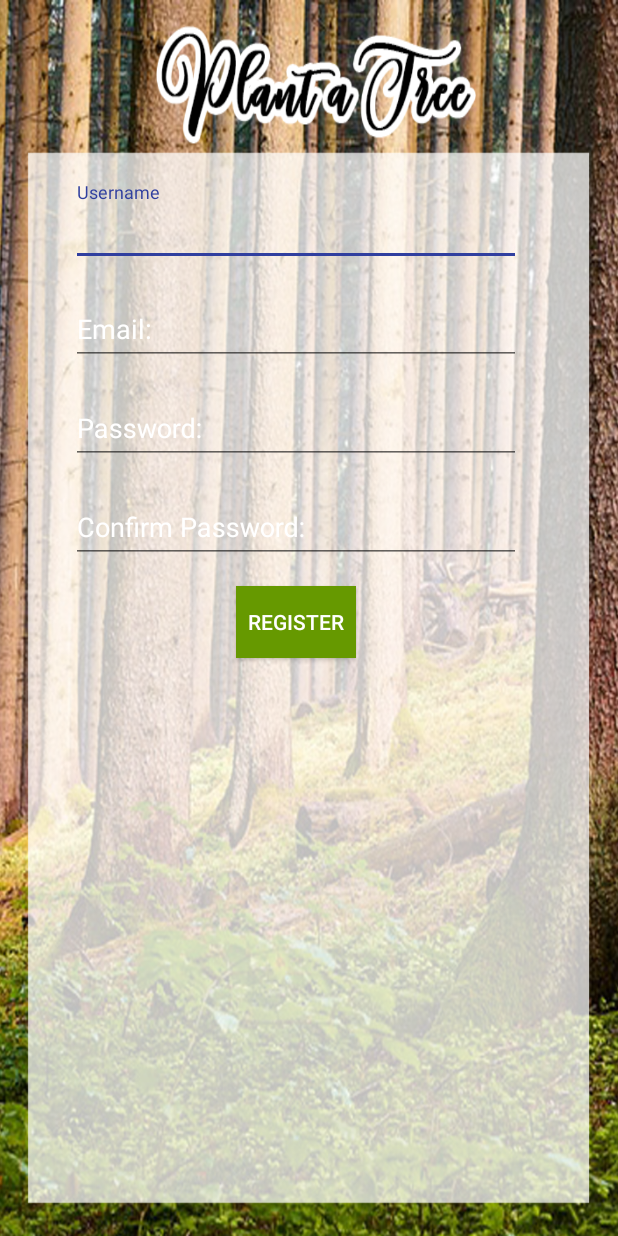
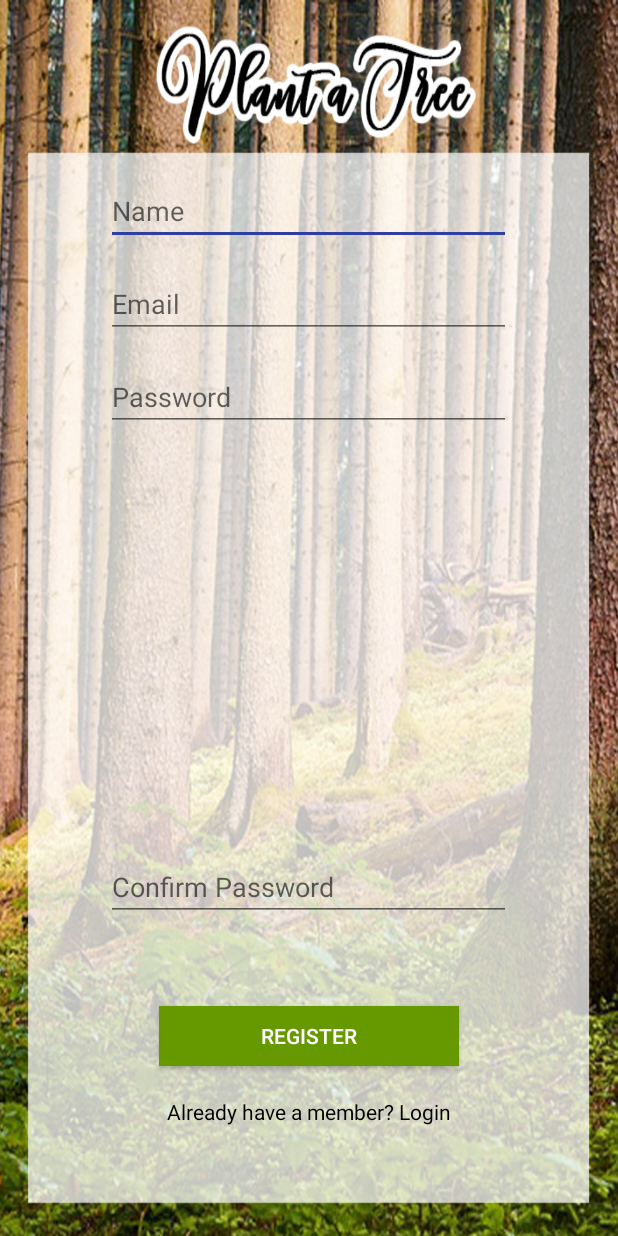
Before and after one commit to TheShrubs/PlantATreeApp, an Android app: the UserRegistrationActivity screen opened directly, with no data from a screen before it, on a phone screen of 412 x 824 dp. Run offline under Robolectric (Android 15) with nearby library versions, the phone set to English and light mode, and no system bars.

Commit message:
replaced all login and register files

```diff
--- a/plantATree/app/src/main/java/com/example/theshrubs/plantatree/activity/UserRegistrationActivity.java
+++ b/plantATree/app/src/main/java/com/example/theshrubs/plantatree/activity/UserRegistrationActivity.java
@@ -1,143 +1,101 @@
 package com.example.theshrubs.plantatree.activity;
 
+import android.content.Intent;
+import android.support.v7.app.AppCompatActivity;
 import android.os.Bundle;
-import android.support.design.widget.Snackbar;
-import android.support.design.widget.TextInputEditText;
-import android.support.design.widget.TextInputLayout;
-import android.support.v4.widget.NestedScrollView;
-import android.support.v7.app.AppCompatActivity;
-import android.support.v7.widget.AppCompatButton;
-import android.support.v7.widget.AppCompatTextView;
+import android.text.Editable;
+import android.text.TextWatcher;
+import android.view.View;
+import android.widget.Button;
+import android.widget.EditText;
+import android.widget.TextView;
+import android.widget.Toast;
+
 import com.example.theshrubs.plantatree.R;
-import android.view.View;
-
+import com.example.theshrubs.plantatree.database.DatabaseHelper;
 import com.example.theshrubs.plantatree.models.User;
-import com.example.theshrubs.plantatree.database.DatabaseHelper;
 
 public class UserRegistrationActivity extends AppCompatActivity implements View.OnClickListener {
 
-//    private final AppCompatActivity activity = UserRegistrationActivity.this;
-
-    private NestedScrollView nestedScrollView;
-
-    private TextInputLayout textInputLayoutName;
-    private TextInputLayout textInputLayoutEmail;
-    private TextInputLayout textInputLayoutPassword;
-    private TextInputLayout textInputLayoutConfirmPassword;
-
-    private TextInputEditText textInputEditTextName;
-    private TextInputEditText textInputEditTextEmail;
-    private TextInputEditText textInputEditTextPassword;
-    private TextInputEditText textInputEditTextConfirmPassword;
-
-    private AppCompatButton appCompatButtonRegister;
-    private AppCompatTextView appCompatTextViewLoginLink;
-
-    private InputValidation inputValidation;
-    private DatabaseHelper databaseHelper;
-    private User user;
+    private EditText username;
+    private EditText email;
+    private EditText password;
+    private EditText confirmPasswordd;
+    private Button registerButton;
+    private TextView loginLink;
+    private DatabaseHelper dbHelper;
 
     @Override
-    protected void onCreate(Bundle savedInstanceState){
+    protected void onCreate(Bundle savedInstanceState) {
         super.onCreate(savedInstanceState);
-        setContentView(R.layout.activity_register);
-//        getSupportActionBar().hide();
+        setContentView(R.layout.user_registration);
 
-        initViews();
-        initListeners();
-        initObjects();
-    }
+        dbHelper = new DatabaseHelper(this);
+        this.username = (EditText) findViewById(R.id.reg_name);
+        this.email = (EditText) findViewById(R.id.reg_email);
+        this.password = (EditText) findViewById(R.id.reg_password);
+        this.confirmPasswordd = (EditText) findViewById(R.id.reg_confirmPassword);
+        this.registerButton = (Button) findViewById(R.id.reg_Button);
+        this.loginLink = (TextView) findViewById(R.id.login_Link);
 
-    private void initViews(){
-        nestedScrollView = (NestedScrollView) findViewById(R.id.nestedScrollView);
 
-        textInputLayoutName = (TextInputLayout) findViewById(R.id.textInputLayoutUsername);
-        textInputLayoutEmail = (TextInputLayout) findViewById(R.id.textInputLayoutEmail);
-        textInputLayoutPassword = (TextInputLayout) findViewById(R.id.textInputLayoutPassword);
-        textInputLayoutConfirmPassword = (TextInputLayout) findViewById(R.id.textInputLayoutConfirmPassword);
+        email.addTextChangedListener(new TextWatcher() {
+            @Override
+            public void beforeTextChanged(CharSequence s, int start, int count, int after) {
 
-        textInputEditTextName = (TextInputEditText) findViewById(R.id.textInputEditTextUsername);
-        textInputEditTextEmail = (TextInputEditText) findViewById(R.id.textInputEditTextEmail);
-        textInputEditTextPassword = (TextInputEditText) findViewById(R.id.textInputEditTextPassword);
-        textInputEditTextConfirmPassword = (TextInputEditText) findViewById(R.id.textInputEditTextConfirmPassword);
+            }
 
-        appCompatButtonRegister = (AppCompatButton) findViewById(R.id.appCompatButtonRegister);
+            @Override
+            public void onTextChanged(CharSequence s, int start, int before, int count) {
 
-        appCompatTextViewLoginLink = (AppCompatTextView) findViewById(R.id.appCompatTextViewLoginLink);
-    }
+            }
 
-    private void initListeners(){
-        appCompatButtonRegister.setOnClickListener(this);
-        appCompatTextViewLoginLink.setOnClickListener(this);
-    }
-
-    private void initObjects(){
-        inputValidation = new InputValidation(this);
-        databaseHelper = new DatabaseHelper(this);
-        user = new User();
+            @Override
+            public void afterTextChanged(Editable s) {
+                String userEmail = email.getText().toString().trim();
+                if (!userEmail.contains("@") || (!userEmail.contains(".com"))) {
+                    email.setError("Email must be valid!");
+                }
+            }
+        });
+        registerButton.setOnClickListener(this);
+        loginLink.setOnClickListener(this);
     }
 
     @Override
-    public void onClick(View v){
-        switch (v.getId()){
-            case R.id.appCompatButtonRegister:
-                postDataToSQLite();
-                break;
-            case R.id.appCompatTextViewLoginLink:
-                finish();
-                break;
+    public void onClick(View v) {
+        if (v.getId() == R.id.login_Link) {
+            Intent intent = new Intent(UserRegistrationActivity.this, UserLoginActivity.class);
+            startActivity(intent);
+        } else if (v.getId() == R.id.reg_Button) {
+            String name = this.username.getText().toString().trim();
+            String userEmail = this.email.getText().toString().trim();
+            String password = this.password.getText().toString().trim();
+            String confrim = this.confirmPasswordd.getText().toString().trim();
+            if (!password.equals(confrim)) {
+                setToast("Passwords do not match");
+            } else {
+                dbHelper.setUser(userEmail, password);
+                Object obj = dbHelper.findHandle(1, "findExistingUser");
+                if (obj != null) {
+                    User foundUser = (User) obj;
+                    if (foundUser.getUserEmail().equals(userEmail)) {
+                        setToast("Email already exists");
+                    }
+                } else {
+                    setToast("Registration Successful");
+                    User user = new User(name, userEmail, password);
+                    dbHelper.addHandle(user);
+                    Intent intent = new Intent(UserRegistrationActivity.this, UserLoginActivity.class);
+                    startActivity(intent);
+                }
+            }
         }
-    }
-
-    private void postDataToSQLite(){
-        if (!inputValidation.isInputEditTextFilled(textInputEditTextName, textInputLayoutName, getString(R.string.error_message_username))) {
-            return;
-        }
-        if (!inputValidation.isInputEditTextFilled(textInputEditTextEmail, textInputLayoutEmail, getString(R.string.error_message_email))) {
-            return;
-        }
-        if (!inputValidation.isInputEditTextEmail(textInputEditTextEmail, textInputLayoutEmail, getString(R.string.error_message_email))) {
-            return;
-        }
-        if (!inputValidation.isInputEditTextFilled(textInputEditTextPassword, textInputLayoutPassword, getString(R.string.error_message_password))) {
-            return;
-        }
-        if (!inputValidation.isInputEditTextMatches(textInputEditTextPassword, textInputEditTextConfirmPassword,
-                textInputLayoutConfirmPassword, getString(R.string.error_password_match))) {
-            return;
-        }
-
-
-
-
-
-        if (!databaseHelper.checkUser(textInputEditTextEmail.getText().toString().trim())) {
-
-
-
-            user.setUserName(textInputEditTextName.getText().toString().trim());
-            user.setUserEmail(textInputEditTextEmail.getText().toString().trim());
-            user.setUserPassword(textInputEditTextPassword.getText().toString().trim());
-
-            databaseHelper.addHandle(user);
-
-            // Snack Bar to show success message that record saved successfully
-            Snackbar.make(nestedScrollView, getString(R.string.success_message), Snackbar.LENGTH_LONG).show();
-            emptyInputEditText();
-
-
-        } else {
-            // Snack Bar to show error message that record already exists
-            Snackbar.make(nestedScrollView, getString(R.string.error_email_exists), Snackbar.LENGTH_LONG).show();
-        }
-
 
     }
 
-    private void emptyInputEditText(){
-        textInputEditTextName.setText(null);
-        textInputEditTextEmail.setText(null);
-        textInputEditTextPassword.setText(null);
-        textInputEditTextConfirmPassword.setText(null);
+    private void setToast(String message) {
+        Toast messageToast = Toast.makeText(UserRegistrationActivity.this, message, Toast.LENGTH_SHORT);
+        messageToast.show();
     }
 }
--- a/plantATree/app/src/main/res/layout/activity_register.xml
+++ /dev/null
@@ -1,119 +0,0 @@
-<?xml version="1.0" encoding="utf-8"?>
-<android.support.v4.widget.NestedScrollView xmlns:android="http://schemas.android.com/apk/res/android"
-    xmlns:app="http://schemas.android.com/apk/res-auto"
-    xmlns:tools="http://schemas.android.com/tools"
-    android:orientation="vertical"
-    android:id="@+id/nestedScrollView"
-    android:layout_width="match_parent"
-    android:layout_height="match_parent"
-    android:background="@drawable/background2"
-    android:paddingBottom="100dp"
-    android:paddingLeft="47dp"
-    android:paddingRight="@dimen/activity_horizontal_margin"
-    android:paddingTop="120dp"
-    tools:context=".activity.UserRegistrationActivity">
-
-    <android.support.v7.widget.LinearLayoutCompat
-        android:layout_width="300dp"
-        android:layout_height="420dp"
-        android:orientation="vertical">
-
-        <android.support.design.widget.TextInputLayout
-            android:id="@+id/textInputLayoutUsername"
-            android:layout_width="match_parent"
-            android:layout_height="wrap_content"
-            android:layout_marginTop="1dp"
-            android:textColorHint="@color/colorBackground"
-            android:textSize="@dimen/text_dimension">
-
-            <android.support.design.widget.TextInputEditText
-                android:id="@+id/textInputEditTextUsername"
-                android:layout_width="match_parent"
-                android:layout_height="wrap_content"
-                android:hint="Username"
-                android:inputType="text"
-                android:maxLines="1"
-                android:textColor="@color/colorBackground"
-                android:textColorHint="@color/colorBackground" />
-        </android.support.design.widget.TextInputLayout>
-
-        <android.support.design.widget.TextInputLayout
-            android:id="@+id/textInputLayoutEmail"
-            android:layout_width="match_parent"
-            android:layout_height="wrap_content"
-            android:layout_marginTop="10dp"
-            android:textColorHint="@color/colorBackground"
-            android:textSize="@dimen/text_dimension">
-
-            <android.support.design.widget.TextInputEditText
-                android:id="@+id/textInputEditTextEmail"
-                android:layout_width="match_parent"
-                android:layout_height="wrap_content"
-                android:hint="@string/email_reg"
-                android:inputType="text"
-                android:maxLines="1"
-                android:textColor="@color/colorBackground"
-                android:textColorHint="@color/colorBackground" />
-        </android.support.design.widget.TextInputLayout>
-
-        <android.support.design.widget.TextInputLayout
-            android:id="@+id/textInputLayoutPassword"
-            android:layout_width="match_parent"
-            android:layout_height="wrap_content"
-            android:layout_marginTop="10dp"
-            android:textColorHint="@color/colorBackground"
-            android:textSize="@dimen/text_dimension">
-
-            <android.support.design.widget.TextInputEditText
-                android:id="@+id/textInputEditTextPassword"
-                android:layout_width="match_parent"
-                android:layout_height="wrap_content"
-                android:hint="@string/password"
-                android:inputType="textPassword"
-                android:maxLines="1"
-                android:textColor="@color/colorBackground"
-                android:textColorHint="@color/colorBackground" />
-        </android.support.design.widget.TextInputLayout>
-
-        <android.support.design.widget.TextInputLayout
-            android:id="@+id/textInputLayoutConfirmPassword"
-            android:layout_width="match_parent"
-            android:layout_height="wrap_content"
-            android:layout_marginTop="10dp"
-            android:textColorHint="@color/colorBackground"
-            android:textSize="@dimen/text_dimension">
-
-            <android.support.design.widget.TextInputEditText
-                android:id="@+id/textInputEditTextConfirmPassword"
-                android:layout_width="match_parent"
-                android:layout_height="wrap_content"
-                android:hint="@string/confirm_password_reg"
-                android:inputType="textPassword"
-                android:maxLines="1"
-                android:textColor="@color/colorBackground"
-                android:textColorHint="@color/colorBackground" />
-        </android.support.design.widget.TextInputLayout>
-
-        <android.support.v7.widget.AppCompatButton
-            android:id="@+id/appCompatButtonRegister"
-            android:layout_width="match_parent"
-            android:layout_height="wrap_content"
-            android:layout_marginLeft="110dp"
-            android:layout_marginRight="110dp"
-            android:layout_marginTop="15dp"
-            android:text="@string/register"
-            android:background="@android:color/holo_green_dark"
-            android:textColor="@color/colorBackground" />
-
-        <android.support.v7.widget.AppCompatTextView
-            android:id="@+id/appCompatTextViewLoginLink"
-            android:layout_width="fill_parent"
-            android:layout_height="wrap_content"
-            android:layout_marginTop="16dp"
-            android:gravity="center"
-            android:text=""
-            android:textColor="@android:color/background_dark"
-            android:textSize="12sp" />
-
-    </android.support.v7.widget.LinearLayoutCompat>
-</android.support.v4.widget.NestedScrollView>
```
Also changed, not shown: plantATree/app/src/main/java/com/example/theshrubs/plantatree/UserLogin.java (deleted, +0 -75 lines), plantATree/app/src/main/java/com/example/theshrubs/plantatree/UserRegistration.java (deleted, +0 -100 lines), plantATree/app/src/main/java/com/example/theshrubs/plantatree/activity/UserLoginActivity.java (+48 -98 lines), plantATree/app/src/main/res/layout/activity_login.xml (deleted, +0 -91 lines).
